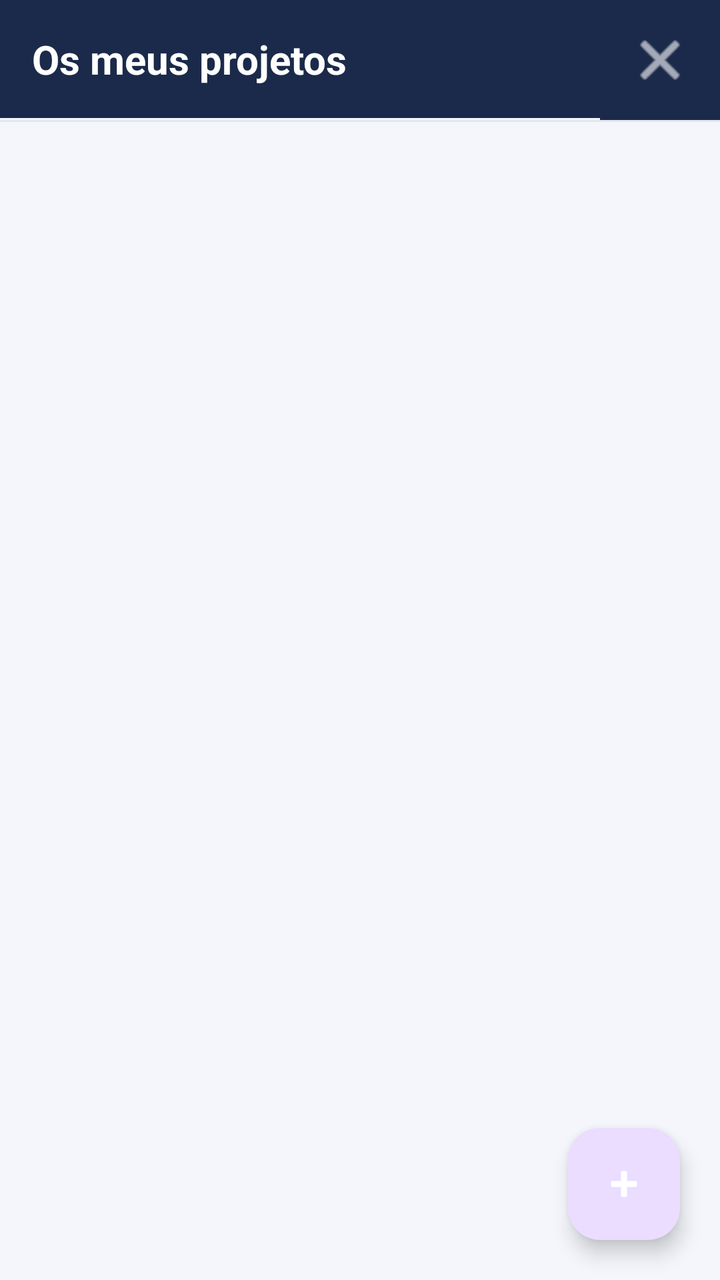
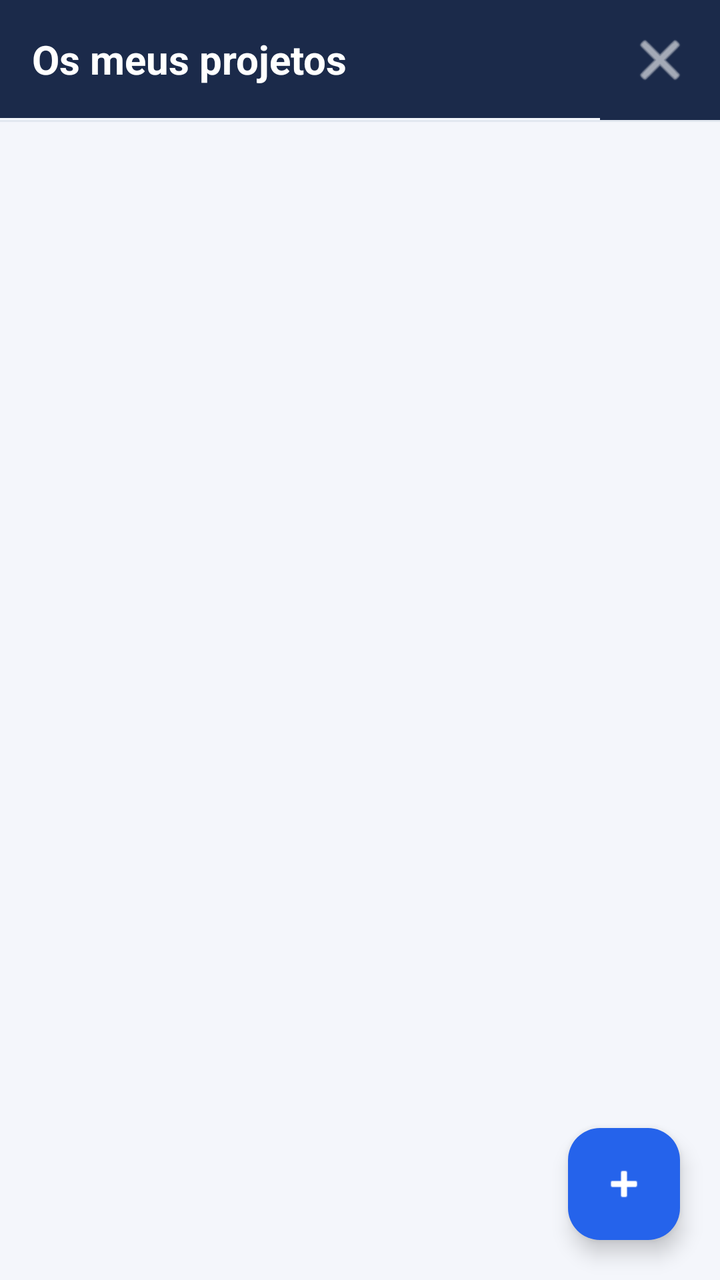

Screens rendered from an Android XML layout before and after an edit, with the pre-edit source and the edit as a unified diff.
<!-- AndroidManifest.xml: application theme Theme.TaskFlow -->
<!-- res/layout/fragment_projetos.xml -->
<?xml version="1.0" encoding="utf-8"?>
<androidx.constraintlayout.widget.ConstraintLayout
    xmlns:android="http://schemas.android.com/apk/res/android"
    xmlns:app="http://schemas.android.com/apk/res-auto"
    android:layout_width="match_parent"
    android:layout_height="match_parent"
    android:background="@color/fundo"
    android:fitsSystemWindows="true">

    <TextView
        android:id="@+id/txtTitulo"
        android:layout_width="0dp"
        android:layout_height="wrap_content"
        android:background="@color/azul_escuro"
        android:padding="16dp"
        android:text="@string/projetos_titulo"
        android:textColor="@color/branco"
        android:textSize="20sp"
        android:textStyle="bold"
        app:layout_constraintEnd_toStartOf="@id/btnLogout"
        app:layout_constraintStart_toStartOf="parent"
        app:layout_constraintTop_toTopOf="parent" />

    <ImageButton
        android:id="@+id/btnLogout"
        android:layout_width="wrap_content"
        android:layout_height="wrap_content"
        android:background="@color/azul_escuro"
        android:contentDescription="@string/btn_logout"
        android:padding="14dp"
        android:src="@android:drawable/ic_menu_close_clear_cancel"
        app:layout_constraintEnd_toEndOf="parent"
        app:layout_constraintTop_toTopOf="parent"
        app:tint="@color/branco" />

    <View
        android:id="@+id/txtTituloLinha"
        android:layout_width="0dp"
        android:layout_height="1dp"
        android:background="@color/cinza_cartao"
        app:layout_constraintEnd_toEndOf="parent"
        app:layout_constraintStart_toStartOf="parent"
        app:layout_constraintTop_toBottomOf="@id/btnLogout" />

    <ProgressBar
        android:id="@+id/progress"
        android:layout_width="wrap_content"
        android:layout_height="wrap_content"
        android:visibility="gone"
        app:layout_constraintBottom_toBottomOf="parent"
        app:layout_constraintEnd_toEndOf="parent"
        app:layout_constraintStart_toStartOf="parent"
        app:layout_constraintTop_toBottomOf="@id/txtTituloLinha" />

    <androidx.recyclerview.widget.RecyclerView
        android:id="@+id/rvProjetos"
        android:layout_width="0dp"
        android:layout_height="0dp"
        android:clipToPadding="false"
        android:paddingBottom="96dp"
        app:layout_constraintBottom_toBottomOf="parent"
        app:layout_constraintEnd_toEndOf="parent"
        app:layout_constraintStart_toStartOf="parent"
        app:layout_constraintTop_toBottomOf="@id/txtTituloLinha" />

    <TextView
        android:id="@+id/txtVazio"
        android:layout_width="wrap_content"
        android:layout_height="wrap_content"
        android:text="@string/sem_projetos"
        android:textAlignment="center"
        android:textColor="@color/texto_secundario"
        android:visibility="gone"
        app:layout_constraintBottom_toBottomOf="parent"
        app:layout_constraintEnd_toEndOf="parent"
        app:layout_constraintStart_toStartOf="parent"
        app:layout_constraintTop_toBottomOf="@id/txtTituloLinha" />

    <com.google.android.material.floatingactionbutton.FloatingActionButton
        android:id="@+id/fabNovo"
        android:layout_width="wrap_content"
        android:layout_height="wrap_content"
        android:layout_margin="20dp"
        android:contentDescription="@string/novo_projeto_titulo"
        android:src="@android:drawable/ic_input_add"
        app:layout_constraintBottom_toBottomOf="parent"
        app:layout_constraintEnd_toEndOf="parent"
        app:tint="@color/branco" />

</androidx.constraintlayout.widget.ConstraintLayout>
<!-- resources referenced by this layout -->
<resources>
  <color name="azul_escuro">#1B2A4A</color>
  <color name="branco">#FFFFFF</color>
  <color name="cinza_cartao">#E2E8F0</color>
  <color name="fundo">#F4F6FB</color>
  <color name="texto_secundario">#64748B</color>
  <string name="btn_logout">Terminar sessão</string>
  <string name="novo_projeto_titulo">Novo projeto</string>
  <string name="projetos_titulo">Os meus projetos</string>
  <string name="sem_projetos">Ainda não tens projetos.\nToca em + para criar um.</string>
  <style name="Theme.TaskFlow" parent="Theme.Material3.DayNight.NoActionBar">
          <item name="colorPrimary">@color/azul_primario</item>
          <item name="colorOnPrimary">@color/branco</item>
          <item name="colorPrimaryDark">@color/azul_escuro</item>
          <item name="colorSecondary">@color/amarelo_curso</item>
          <item name="android:colorBackground">@color/fundo</item>
          <item name="android:statusBarColor">@color/azul_escuro_bg</item>
      </style>
  <color name="azul_primario">#2563EB</color>
  <color name="amarelo_curso">#F59E0B</color>
  <color name="azul_escuro_bg">#0F172A</color>
</resources>

<!-- the commit's change to res/layout/fragment_projetos.xml (unified diff, before → after) -->
@@ -83,6 +83,7 @@
         android:layout_margin="20dp"
         android:contentDescription="@string/novo_projeto_titulo"
         android:src="@android:drawable/ic_input_add"
+        app:backgroundTint="@color/azul_primario"
         app:layout_constraintBottom_toBottomOf="parent"
         app:layout_constraintEnd_toEndOf="parent"
         app:tint="@color/branco" />
